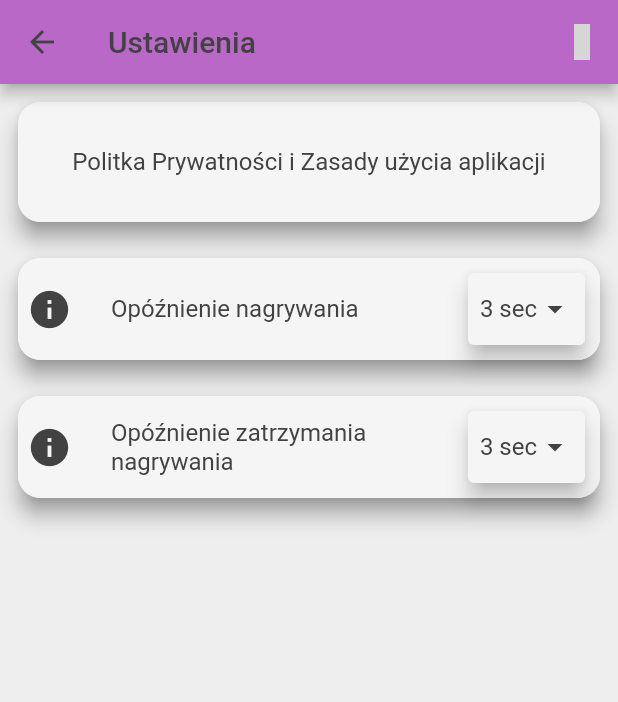
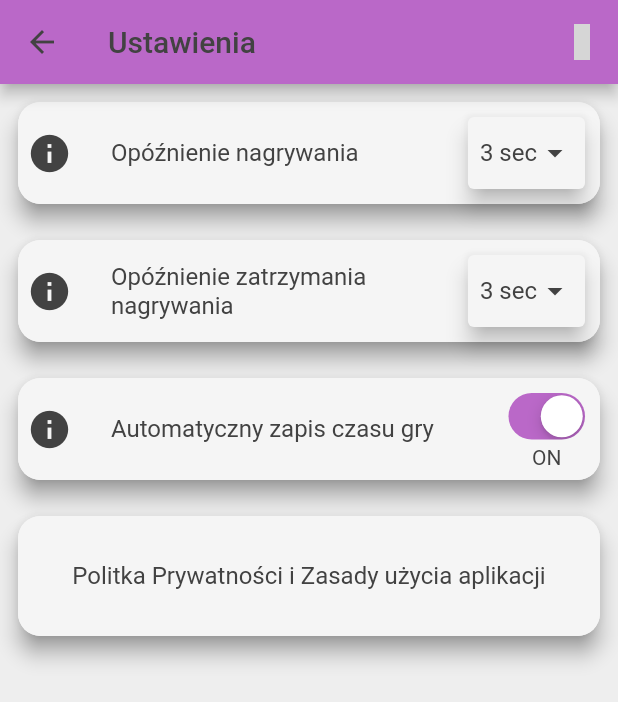
Before and after one commit to Michal-Szkoda-91/music_callendar, a Flutter app: the SettingsScreen screen opened directly, on a phone screen of 412 x 824 dp. Shown: the top 702 px of the screen. Run offline on Flutter 3.47's test engine with Material 2 defaults, Android fonts, the phone set to English and light mode, and no system bars; our stand-ins replace community_material_icon, shared_preferences, sqflite, syncfusion_flutter_sliders, table_calendar, wakelock; missing offline and left inert: record, syncfusion_flutter_core; accounts and stored records are empty; grey boxes are pictures that could not be loaded.

Commit message:
Utworzono opcje auto zapisu danych

```diff
--- a/lib/screens/main_page_screen.dart
+++ b/lib/screens/main_page_screen.dart
@@ -1,4 +1,3 @@
-import 'package:community_material_icon/community_material_icon.dart';
 import 'package:flutter/material.dart';
 import 'package:music_callendar/widgets/brighnes_icon.dart';
 import 'package:provider/provider.dart';
--- a/lib/screens/settings_screen.dart
+++ b/lib/screens/settings_screen.dart
@@ -4,6 +4,7 @@ import '../widgets/brighnes_icon.dart';
 import '../../widgets/settings_screen_widgets/policy.dart';
 import '../../widgets/settings_screen_widgets/silence_time_setting.dart';
 import '../../widgets/settings_screen_widgets/record_time_setting.dart';
+import '../../widgets/settings_screen_widgets/autosave.dart';
 
 class SettingsScreen extends StatelessWidget {
   const SettingsScreen({Key? key}) : super(key: key);
@@ -37,9 +38,10 @@ class SettingsScreen extends StatelessWidget {
         body: SingleChildScrollView(
           child: Column(
             children: [
-              PolicyPrivacySetting(),
               RecordTimeSetting(),
               StopRecordTimeSetting(),
+              AutosaveSetting(),
+              PolicyPrivacySetting(),
             ],
           ),
         ),
--- a/lib/widgets/brighnes_icon.dart
+++ b/lib/widgets/brighnes_icon.dart
@@ -23,6 +23,7 @@ class _BrightnessIconState extends State<BrightnessIcon> {
         themeProvider.isDarkMode
             ? CommunityMaterialIcons.brightness_4
             : CommunityMaterialIcons.brightness_5,
+        color: Theme.of(context).scaffoldBackgroundColor,
       ),
     );
   }
--- /dev/null
+++ b/lib/widgets/settings_screen_widgets/autosave.dart
@@ -0,0 +1,78 @@
+import 'package:flutter/cupertino.dart';
+import 'package:flutter/material.dart';
+import 'package:provider/provider.dart';
+
+import '../../models/setting_providers.dart';
+import '../../widgets/settings_screen_widgets/tooltip.dart';
+
+class AutosaveSetting extends StatefulWidget {
+  @override
+  _AutosaveSettingState createState() => _AutosaveSettingState();
+}
+
+class _AutosaveSettingState extends State<AutosaveSetting> {
+  final String text =
+      'Jeśli opcja jest włączona program automatycznie raz na sekundę zapisuje dane dzięki czemu użytkownik nie traci postępu w czasie gry nawet przy nie oczekiwanym wyłączeniu aplikacji.';
+
+  bool _actualValue = true;
+  @override
+  void initState() {
+    super.initState();
+    var data = Provider.of<SettingProvider>(context, listen: false);
+    _actualValue = data.settingModel.autoSaveIsOn!;
+  }
+
+  @override
+  Widget build(BuildContext context) {
+    return Padding(
+      padding: const EdgeInsets.all(8.0),
+      child: Card(
+        shape: RoundedRectangleBorder(
+          borderRadius: BorderRadius.circular(15.0),
+        ),
+        shadowColor: Theme.of(context).primaryColor,
+        color: Theme.of(context).backgroundColor,
+        elevation: 6,
+        child: ListTile(
+          shape: RoundedRectangleBorder(
+            borderRadius: BorderRadius.circular(15.0),
+          ),
+          contentPadding: EdgeInsets.all(6),
+          tileColor: Theme.of(context).backgroundColor,
+          title: Text(
+            'Automatyczny zapis czasu gry',
+            style: TextStyle(
+              color: Theme.of(context).textTheme.headline1!.color,
+            ),
+          ),
+          leading: CustomToolTip(
+            content: text,
+          ),
+          trailing: Column(
+            children: [
+              CupertinoSwitch(
+                activeColor: Theme.of(context).accentColor,
+                trackColor: Theme.of(context).cardColor,
+                onChanged: (val) {
+                  var data =
+                      Provider.of<SettingProvider>(context, listen: false);
+                  data.setAutoSave(val);
+                  setState(() {
+                    _actualValue = val;
+                  });
+                },
+                value: _actualValue,
+              ),
+              Text(
+                _actualValue ? 'ON' : 'OFF',
+                style: TextStyle(
+                  color: Theme.of(context).textTheme.headline1!.color,
+                ),
+              ),
+            ],
+          ),
+        ),
+      ),
+    );
+  }
+}
```
Also changed, not shown: lib/models/setting_providers.dart (+13 -1 lines), lib/widgets/adding_screen_widgets/play_time_row.dart (+37 -0 lines), lib/widgets/adding_screen_widgets/target_time_row.dart (+14 -7 lines).
